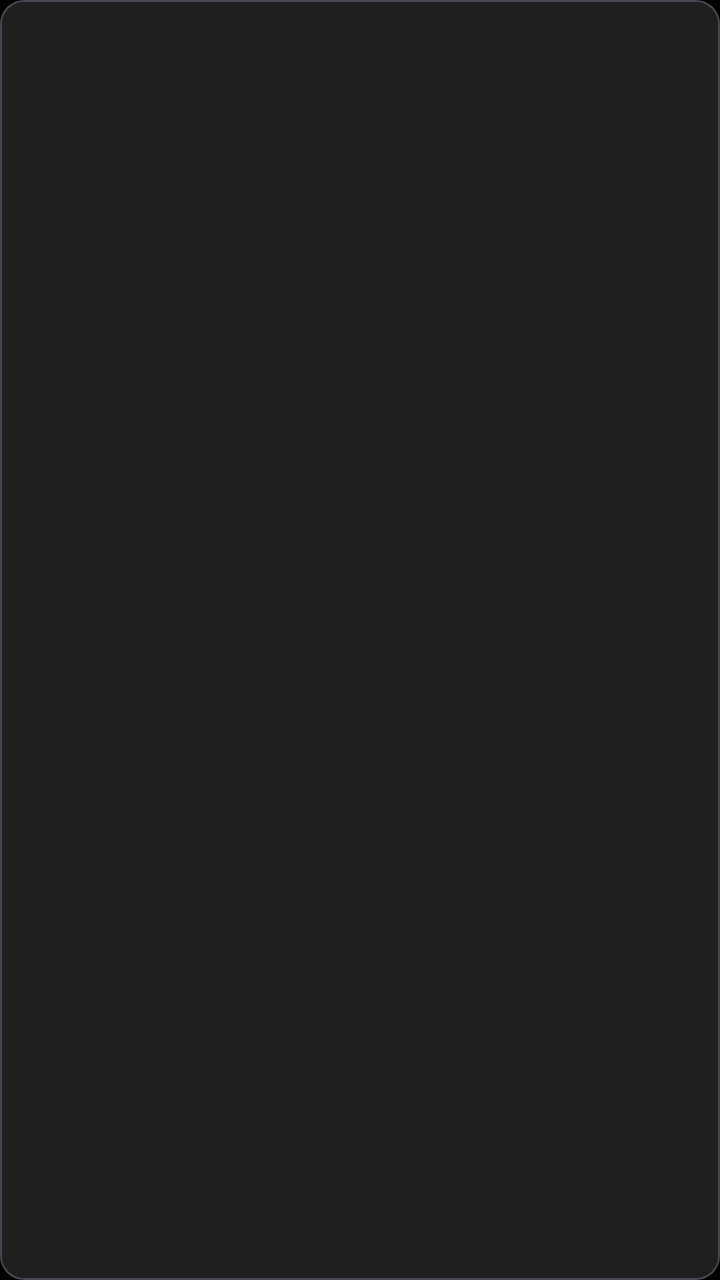
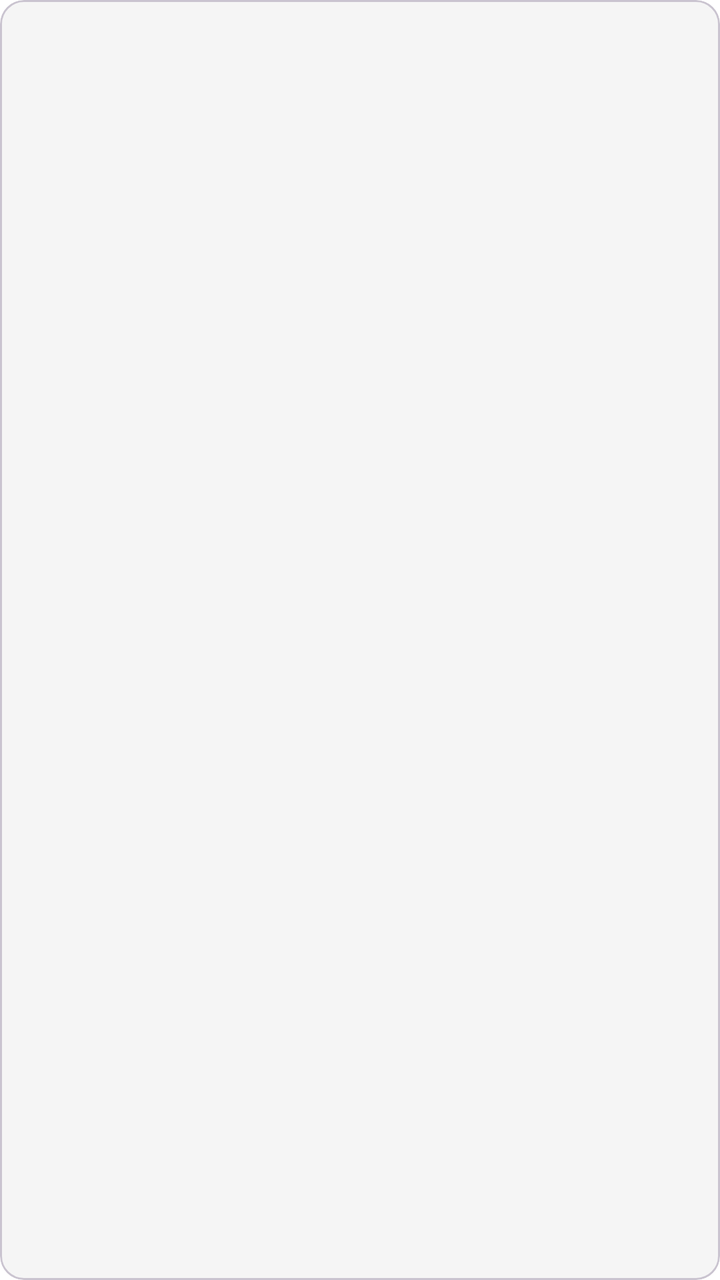

Compare the two renders of this Android layout. The source of the first and the diff that turns it into the second are given below.
<!-- AndroidManifest.xml: application theme Theme.Resilio -->
<!-- res/layout/item_announcement.xml -->
<?xml version="1.0" encoding="utf-8"?>
<com.google.android.material.card.MaterialCardView xmlns:android="http://schemas.android.com/apk/res/android"
    xmlns:app="http://schemas.android.com/apk/res-auto"
    android:layout_width="match_parent"
    android:layout_height="wrap_content"
    android:layout_marginBottom="16dp"
    app:cardCornerRadius="12dp"
    app:cardBackgroundColor="@color/surface_dark">

    <LinearLayout
        android:layout_width="match_parent"
        android:layout_height="wrap_content"
        android:orientation="vertical"
        android:padding="16dp">

        <TextView
            android:id="@+id/tvTitle"
            android:layout_width="wrap_content"
            android:layout_height="wrap_content"
            android:textSize="18sp"
            android:textStyle="bold"
            android:textColor="@color/gold_accent"/>

        <TextView
            android:id="@+id/tvType"
            android:layout_width="wrap_content"
            android:layout_height="wrap_content"
            android:textSize="12sp"
            android:textColor="@color/text_secondary"
            android:textAllCaps="true"
            android:layout_marginTop="4dp"/>

        <TextView
            android:id="@+id/tvContent"
            android:layout_width="match_parent"
            android:layout_height="wrap_content"
            android:textColor="@color/white"
            android:layout_marginTop="8dp"/>

        <LinearLayout
            android:id="@+id/layoutActions"
            android:layout_width="match_parent"
            android:layout_height="wrap_content"
            android:orientation="horizontal"
            android:layout_marginTop="16dp"
            android:visibility="gone">

            <Button
                android:id="@+id/btnApprove"
                android:layout_width="0dp"
                android:layout_height="wrap_content"
                android:layout_weight="1"
                android:text="APPROVE"
                android:backgroundTint="@color/primary_green"
                android:layout_marginEnd="8dp"/>

            <Button
                android:id="@+id/btnReject"
                android:layout_width="0dp"
                android:layout_height="wrap_content"
                android:layout_weight="1"
                android:text="REJECT"
                android:backgroundTint="@color/emergency_red"/>
        </LinearLayout>

    </LinearLayout>

</com.google.android.material.card.MaterialCardView>
<!-- resources referenced by this layout -->
<resources>
  <color name="emergency_red">#F44336</color>
  <color name="gold_accent">#FFD700</color>
  <color name="primary_green">#4CAF50</color>
  <color name="surface_dark">#1E1E1E</color>
  <color name="text_secondary">#B0B0B0</color>
  <color name="white">#FFFFFFFF</color>
  <style name="Theme.Resilio" parent="Base.Theme.Resilio" />
  <style name="Base.Theme.Resilio" parent="Theme.Material3.Dark.NoActionBar">
          
          <item name="colorPrimary">@color/gold_accent</item>
          <item name="colorOnPrimary">@color/background_dark</item>
          <item name="colorSecondary">@color/secondary_blue</item>
          <item name="colorOnSecondary">@color/white</item>
          <item name="colorTertiary">@color/primary_green</item>
          <item name="android:windowBackground">@color/background_dark</item>
          <item name="android:textColorPrimary">@color/text_primary</item>
          <item name="android:textColorSecondary">@color/text_secondary</item>
      </style>
  <color name="background_dark">#000000</color>
  <color name="secondary_blue">#2196F3</color>
  <color name="text_primary">#FFFFFF</color>
</resources>

<!-- the commit's change to res/layout/item_announcement.xml (unified diff, before → after) -->
@@ -5,7 +5,7 @@
     android:layout_height="wrap_content"
     android:layout_marginBottom="16dp"
     app:cardCornerRadius="12dp"
-    app:cardBackgroundColor="@color/surface_dark">
+    app:cardBackgroundColor="@color/surface">
 
     <LinearLayout
         android:layout_width="match_parent"
@@ -34,7 +34,7 @@
             android:id="@+id/tvContent"
             android:layout_width="match_parent"
             android:layout_height="wrap_content"
-            android:textColor="@color/white"
+            android:textColor="@color/text_primary"
             android:layout_marginTop="8dp"/>
 
         <LinearLayout
<!-- resource entries referenced after the edit -->
@@ -3,23 +3,24 @@
   <color name="emergency_red">#F44336</color>
   <color name="gold_accent">#FFD700</color>
   <color name="primary_green">#4CAF50</color>
-  <color name="surface_dark">#1E1E1E</color>
-  <color name="text_secondary">#B0B0B0</color>
+  <color name="surface">#F5F5F5</color>
+  <color name="text_secondary">#757575</color>
   <color name="white">#FFFFFFFF</color>
+  <color name="background">#FFFFFF</color>
   <style name="Theme.Resilio" parent="Base.Theme.Resilio" />
-  <style name="Base.Theme.Resilio" parent="Theme.Material3.Dark.NoActionBar">
+  <style name="Base.Theme.Resilio" parent="Theme.Material3.DayNight.NoActionBar">
           
           <item name="colorPrimary">@color/gold_accent</item>
-          <item name="colorOnPrimary">@color/background_dark</item>
+          <item name="colorOnPrimary">@color/black</item>
           <item name="colorSecondary">@color/secondary_blue</item>
           <item name="colorOnSecondary">@color/white</item>
           <item name="colorTertiary">@color/primary_green</item>
-          <item name="android:windowBackground">@color/background_dark</item>
+          <item name="android:windowBackground">@color/background</item>
           <item name="android:textColorPrimary">@color/text_primary</item>
           <item name="android:textColorSecondary">@color/text_secondary</item>
       </style>
-  <color name="background_dark">#000000</color>
+  <color name="black">#FF000000</color>
   <color name="secondary_blue">#2196F3</color>
-  <color name="text_primary">#FFFFFF</color>
+  <color name="text_primary">#212121</color>
 </resources>
 
